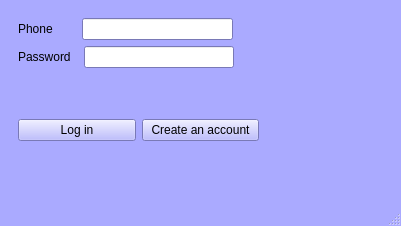
This is Form.ui in elsobhano/python_AP_fina as Qt 5 draws it before an edit. The edited form follows.
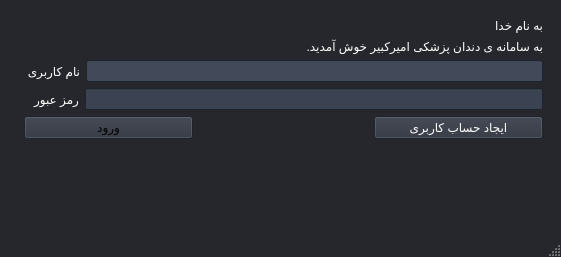
This is the edited form. The open tabs and pages were chosen to show the change.

Patch:
```diff
--- a/Form.ui
+++ b/Form.ui
@@ -6,79 +6,85 @@
    <rect>
     <x>0</x>
     <y>0</y>
-    <width>401</width>
-    <height>226</height>
+    <width>561</width>
+    <height>257</height>
    </rect>
   </property>
   <property name="sizePolicy">
-   <sizepolicy hsizetype="Expanding" vsizetype="Expanding">
+   <sizepolicy hsizetype="Minimum" vsizetype="Minimum">
     <horstretch>0</horstretch>
     <verstretch>0</verstretch>
    </sizepolicy>
   </property>
+  <property name="minimumSize">
+   <size>
+    <width>0</width>
+    <height>0</height>
+   </size>
+  </property>
   <property name="palette">
    <palette>
     <active>
      <colorrole role="WindowText">
       <brush brushstyle="SolidPattern">
        <color alpha="255">
-        <red>0</red>
-        <green>0</green>
-        <blue>0</blue>
+        <red>255</red>
+        <green>255</green>
+        <blue>255</blue>
        </color>
       </brush>
      </colorrole>
      <colorrole role="Button">
       <brush brushstyle="SolidPattern">
        <color alpha="255">
-        <red>170</red>
-        <green>170</green>
-        <blue>255</blue>
+        <red>37</red>
+        <green>39</green>
+        <blue>44</blue>
        </color>
       </brush>
      </colorrole>
      <colorrole role="Light">
       <brush brushstyle="SolidPattern">
        <color alpha="255">
-        <red>255</red>
-        <green>255</green>
-        <blue>255</blue>
+        <red>56</red>
+        <green>58</green>
+        <blue>66</blue>
        </color>
       </brush>
      </colorrole>
      <colorrole role="Midlight">
       <brush brushstyle="SolidPattern">
        <color alpha="255">
-        <red>212</red>
-        <green>212</green>
-        <blue>255</blue>
+        <red>46</red>
+        <green>48</green>
+        <blue>55</blue>
        </color>
       </brush>
      </colorrole>
      <colorrole role="Dark">
       <brush brushstyle="SolidPattern">
        <color alpha="255">
-        <red>85</red>
-        <green>85</green>
-        <blue>127</blue>
+        <red>19</red>
+        <green>19</green>
+        <blue>22</blue>
        </color>
       </brush>
      </colorrole>
      <colorrole role="Mid">
       <brush brushstyle="SolidPattern">
        <color alpha="255">
-        <red>113</red>
-        <green>113</green>
-        <blue>170</blue>
+        <red>25</red>
+        <green>26</green>
+        <blue>29</blue>
        </color>
       </brush>
      </colorrole>
      <colorrole role="Text">
       <brush brushstyle="SolidPattern">
        <color alpha="255">
-        <red>0</red>
-        <green>0</green>
-        <blue>0</blue>
+        <red>255</red>
+        <green>255</green>
+        <blue>255</blue>
        </color>
       </brush>
      </colorrole>
@@ -94,9 +100,9 @@
      <colorrole role="ButtonText">
       <brush brushstyle="SolidPattern">
        <color alpha="255">
-        <red>0</red>
-        <green>0</green>
-        <blue>0</blue>
+        <red>255</red>
+        <green>255</green>
+        <blue>255</blue>
        </color>
       </brush>
      </colorrole>
@@ -112,9 +118,9 @@
      <colorrole role="Window">
       <brush brushstyle="SolidPattern">
        <color alpha="255">
-        <red>170</red>
-        <green>170</green>
-        <blue>255</blue>
+        <red>37</red>
+        <green>39</green>
+        <blue>44</blue>
        </color>
       </brush>
      </colorrole>
@@ -127,12 +133,21 @@
        </color>
       </brush>
      </colorrole>
+     <colorrole role="HighlightedText">
+      <brush brushstyle="SolidPattern">
+       <color alpha="255">
+        <red>255</red>
+        <green>255</green>
+        <blue>255</blue>
+       </color>
+      </brush>
+     </colorrole>
      <colorrole role="AlternateBase">
       <brush brushstyle="SolidPattern">
        <color alpha="255">
-        <red>212</red>
-        <green>212</green>
-        <blue>255</blue>
+        <red>18</red>
+        <green>19</green>
+        <blue>22</blue>
        </color>
       </brush>
      </colorrole>
@@ -157,9 +172,9 @@
      <colorrole role="PlaceholderText">
       <brush brushstyle="SolidPattern">
        <color alpha="128">
-        <red>0</red>
-        <green>0</green>
-        <blue>0</blue>
+        <red>255</red>
+        <green>255</green>
+        <blue>255</blue>
        </color>
       </brush>
      </colorrole>
@@ -168,63 +183,63 @@
      <colorrole role="WindowText">
       <brush brushstyle="SolidPattern">
        <color alpha="255">
-        <red>0</red>
-        <green>0</green>
-        <blue>0</blue>
+        <red>255</red>
+        <green>255</green>
+        <blue>255</blue>
        </color>
       </brush>
      </colorrole>
      <colorrole role="Button">
       <brush brushstyle="SolidPattern">
        <color alpha="255">
-        <red>170</red>
-        <green>170</green>
-        <blue>255</blue>
+        <red>37</red>
+        <green>39</green>
+        <blue>44</blue>
        </color>
       </brush>
      </colorrole>
      <colorrole role="Light">
       <brush brushstyle="SolidPattern">
        <color alpha="255">
-        <red>255</red>
-        <green>255</green>
-        <blue>255</blue>
+        <red>56</red>
+        <green>58</green>
+        <blue>66</blue>
        </color>
       </brush>
      </colorrole>
      <colorrole role="Midlight">
       <brush brushstyle="SolidPattern">
        <color alpha="255">
-        <red>212</red>
-        <green>212</green>
-        <blue>255</blue>
+        <red>46</red>
+        <green>48</green>
+        <blue>55</blue>
        </color>
       </brush>
      </colorrole>
      <colorrole role="Dark">
       <brush brushstyle="SolidPattern">
        <color alpha="255">
-        <red>85</red>
-        <green>85</green>
-        <blue>127</blue>
+        <red>19</red>
+        <green>19</green>
+        <blue>22</blue>
        </color>
       </brush>
      </colorrole>
      <colorrole role="Mid">
       <brush brushstyle="SolidPattern">
        <color alpha="255">
-        <red>113</red>
-        <green>113</green>
-        <blue>170</blue>
+        <red>25</red>
+        <green>26</green>
+        <blue>29</blue>
        </color>
       </brush>
      </colorrole>
      <colorrole role="Text">
       <brush brushstyle="SolidPattern">
        <color alpha="255">
-        <red>0</red>
-        <green>0</green>
-        <blue>0</blue>
+        <red>255</red>
+        <green>255</green>
+        <blue>255</blue>
        </color>
       </brush>
      </colorrole>
@@ -240,9 +255,9 @@
      <colorrole role="ButtonText">
       <brush brushstyle="SolidPattern">
        <color alpha="255">
-        <red>0</red>
-        <green>0</green>
-        <blue>0</blue>
+        <red>255</red>
+        <green>255</green>
+        <blue>255</blue>
        </color>
       </brush>
      </colorrole>
@@ -258,9 +273,9 @@
      <colorrole role="Window">
       <brush brushstyle="SolidPattern">
        <color alpha="255">
-        <red>170</red>
-        <green>170</green>
-        <blue>255</blue>
+        <red>37</red>
+        <green>39</green>
+        <blue>44</blue>
        </color>
       </brush>
      </colorrole>
@@ -273,12 +288,21 @@
        </color>
       </brush>
      </colorrole>
+     <colorrole role="HighlightedText">
+      <brush brushstyle="SolidPattern">
+       <color alpha="255">
+        <red>255</red>
+        <green>255</green>
+        <blue>255</blue>
+       </color>
+      </brush>
+     </colorrole>
      <colorrole role="AlternateBase">
       <brush brushstyle="SolidPattern">
        <color alpha="255">
-        <red>212</red>
-        <green>212</green>
-        <blue>255</blue>
+        <red>18</red>
+        <green>19</green>
+        <blue>22</blue>
        </color>
       </brush>
      </colorrole>
@@ -303,9 +327,9 @@
      <colorrole role="PlaceholderText">
       <brush brushstyle="SolidPattern">
        <color alpha="128">
-        <red>0</red>
-        <green>0</green>
-        <blue>0</blue>
+        <red>255</red>
+        <green>255</green>
+        <blue>255</blue>
        </color>
       </brush>
      </colorrole>
@@ -314,63 +338,63 @@
      <colorrole role="WindowText">
       <brush brushstyle="SolidPattern">
        <color alpha="255">
-        <red>85</red>
-        <green>85</green>
-        <blue>127</blue>
+        <red>19</red>
+        <green>19</green>
+        <blue>22</blue>
        </color>
       </brush>
      </colorrole>
      <colorrole role="Button">
       <brush brushstyle="SolidPattern">
        <color alpha="255">
-        <red>220</red>
-        <green>225</green>
-        <blue>255</blue>
+        <red>37</red>
+        <green>39</green>
+        <blue>44</blue>
        </color>
       </brush>
      </colorrole>
      <colorrole role="Light">
       <brush brushstyle="SolidPattern">
        <color alpha="255">
-        <red>255</red>
-        <green>255</green>
-        <blue>255</blue>
+        <red>56</red>
+        <green>58</green>
+        <blue>66</blue>
        </color>
       </brush>
      </colorrole>
      <colorrole role="Midlight">
       <brush brushstyle="SolidPattern">
        <color alpha="255">
-        <red>212</red>
-        <green>212</green>
-        <blue>255</blue>
+        <red>46</red>
+        <green>48</green>
+        <blue>55</blue>
        </color>
       </brush>
      </colorrole>
      <colorrole role="Dark">
       <brush brushstyle="SolidPattern">
        <color alpha="255">
-        <red>85</red>
-        <green>85</green>
-        <blue>127</blue>
+        <red>19</red>
+        <green>19</green>
+        <blue>22</blue>
        </color>
       </brush>
      </colorrole>
      <colorrole role="Mid">
       <brush brushstyle="SolidPattern">
        <color alpha="255">
-        <red>113</red>
-        <green>113</green>
-        <blue>170</blue>
+        <red>25</red>
+        <green>26</green>
+        <blue>29</blue>
        </color>
       </brush>
      </colorrole>
      <colorrole role="Text">
       <brush brushstyle="SolidPattern">
        <color alpha="255">
-        <red>85</red>
-        <green>85</green>
-        <blue>127</blue>
+        <red>19</red>
+        <green>19</green>
+        <blue>22</blue>
        </color>
       </brush>
      </colorrole>
@@ -386,27 +410,27 @@
      <colorrole role="ButtonText">
       <brush brushstyle="SolidPattern">
        <color alpha="255">
-        <red>85</red>
-        <green>85</green>
-        <blue>127</blue>
+        <red>19</red>
+        <green>19</green>
+        <blue>22</blue>
        </color>
       </brush>
      </colorrole>
      <colorrole role="Base">
       <brush brushstyle="SolidPattern">
        <color alpha="255">
-        <red>170</red>
-        <green>170</green>
-        <blue>255</blue>
+        <red>37</red>
+        <green>39</green>
+        <blue>44</blue>
        </color>
       </brush>
      </colorrole>
      <colorrole role="Window">
       <brush brushstyle="SolidPattern">
        <color alpha="255">
-        <red>170</red>
-        <green>170</green>
-        <blue>255</blue>
+        <red>37</red>
+        <green>39</green>
+        <blue>44</blue>
        </color>
       </brush>
      </colorrole>
@@ -419,12 +443,21 @@
        </color>
       </brush>
      </colorrole>
+     <colorrole role="HighlightedText">
+      <brush brushstyle="SolidPattern">
+       <color alpha="255">
+        <red>255</red>
+        <green>255</green>
+        <blue>255</blue>
+       </color>
+      </brush>
+     </colorrole>
      <colorrole role="AlternateBase">
       <brush brushstyle="SolidPattern">
        <color alpha="255">
-        <red>170</red>
-        <green>170</green>
-        <blue>255</blue>
+        <red>37</red>
+        <green>39</green>
+        <blue>44</blue>
        </color>
       </brush>
      </colorrole>
@@ -449,9 +482,9 @@
      <colorrole role="PlaceholderText">
       <brush brushstyle="SolidPattern">
        <color alpha="128">
-        <red>0</red>
-        <green>0</green>
-        <blue>0</blue>
+        <red>255</red>
+        <green>255</green>
+        <blue>255</blue>
        </color>
       </brush>
      </colorrole>
@@ -465,6 +498,448 @@
    <layout class="QHBoxLayout" name="horizontalLayout_5">
     <item>
      <widget class="QStackedWidget" name="StackWidget">
+      <property name="palette">
+       <palette>
+        <active>
+         <colorrole role="WindowText">
+          <brush brushstyle="SolidPattern">
+           <color alpha="255">
+            <red>255</red>
+            <green>255</green>
+            <blue>255</blue>
+           </color>
+          </brush>
+         </colorrole>
+         <colorrole role="Button">
+          <brush brushstyle="SolidPattern">
+           <color alpha="255">
+            <red>44</red>
+            <green>49</green>
+            <blue>60</blue>
+           </color>
+          </brush>
+         </colorrole>
+         <colorrole role="Light">
+          <brush brushstyle="SolidPattern">
+           <color alpha="255">
+            <red>66</red>
+            <green>74</green>
+            <blue>90</blue>
+           </color>
+          </brush>
+         </colorrole>
+         <colorrole role="Midlight">
+          <brush brushstyle="SolidPattern">
+           <color alpha="255">
+            <red>55</red>
+            <green>61</green>
+            <blue>75</blue>
+           </color>
+          </brush>
+         </colorrole>
+         <colorrole role="Dark">
+          <brush brushstyle="SolidPattern">
+           <color alpha="255">
+            <red>22</red>
+            <green>24</green>
+            <blue>30</blue>
+           </color>
+          </brush>
+         </colorrole>
+         <colorrole role="Mid">
+          <brush brushstyle="SolidPattern">
+           <color alpha="255">
+            <red>29</red>
+            <green>33</green>
+            <blue>40</blue>
+           </color>
+          </brush>
+         </colorrole>
+         <colorrole role="Text">
+          <brush brushstyle="SolidPattern">
+           <color alpha="255">
+            <red>255</red>
+            <green>255</green>
+            <blue>255</blue>
+           </color>
+          </brush>
+         </colorrole>
+         <colorrole role="BrightText">
+          <brush brushstyle="SolidPattern">
+           <color alpha="255">
+            <red>255</red>
+            <green>255</green>
+            <blue>255</blue>
+           </color>
+          </brush>
+         </colorrole>
+         <colorrole role="ButtonText">
+          <brush brushstyle="SolidPattern">
+           <color alpha="255">
+            <red>255</red>
+            <green>255</green>
+            <blue>255</blue>
+           </color>
+          </brush>
+         </colorrole>
+         <colorrole role="Base">
+          <brush brushstyle="SolidPattern">
+           <color alpha="255">
+            <red>59</red>
+            <green>66</green>
+            <blue>81</blue>
+           </color>
+          </brush>
+         </colorrole>
+         <colorrole role="Window">
+          <brush brushstyle="SolidPattern">
+           <color alpha="255">
+            <red>44</red>
+            <green>49</green>
+            <blue>60</blue>
+           </color>
+          </brush>
+         </colorrole>
+         <colorrole role="Shadow">
+          <brush brushstyle="SolidPattern">
+           <color alpha="255">
+            <red>0</red>
+            <green>0</green>
+            <blue>0</blue>
+           </color>
+          </brush>
+         </colorrole>
+         <colorrole role="AlternateBase">
+          <brush brushstyle="SolidPattern">
+           <color alpha="255">
+            <red>22</red>
+            <green>24</green>
+            <blue>30</blue>
+           </color>
+          </brush>
+         </colorrole>
+         <colorrole role="ToolTipBase">
+          <brush brushstyle="SolidPattern">
+           <color alpha="255">
+            <red>255</red>
+            <green>255</green>
+            <blue>220</blue>
+           </color>
+          </brush>
+         </colorrole>
+         <colorrole role="ToolTipText">
+          <brush brushstyle="SolidPattern">
+           <color alpha="255">
+            <red>0</red>
+            <green>0</green>
+            <blue>0</blue>
+           </color>
+          </brush>
+         </colorrole>
+         <colorrole role="PlaceholderText">
+          <brush brushstyle="SolidPattern">
+           <color alpha="128">
+            <red>255</red>
+            <green>255</green>
+            <blue>255</blue>
+           </color>
+          </brush>
+         </colorrole>
+        </active>
+        <inactive>
+         <colorrole role="WindowText">
+          <brush brushstyle="SolidPattern">
+           <color alpha="255">
+            <red>255</red>
+            <green>255</green>
+            <blue>255</blue>
+           </color>
+          </brush>
+         </colorrole>
+         <colorrole role="Button">
+          <brush brushstyle="SolidPattern">
+           <color alpha="255">
+            <red>44</red>
+            <green>49</green>
+            <blue>60</blue>
+           </color>
+          </brush>
+         </colorrole>
+         <colorrole role="Light">
+          <brush brushstyle="SolidPattern">
+           <color alpha="255">
+            <red>66</red>
+            <green>74</green>
+            <blue>90</blue>
+           </color>
+          </brush>
+         </colorrole>
+         <colorrole role="Midlight">
+          <brush brushstyle="SolidPattern">
+           <color alpha="255">
+            <red>55</red>
+            <green>61</green>
+            <blue>75</blue>
+           </color>
+          </brush>
+         </colorrole>
+         <colorrole role="Dark">
+          <brush brushstyle="SolidPattern">
+           <color alpha="255">
+            <red>22</red>
+            <green>24</green>
+            <blue>30</blue>
+           </color>
+          </brush>
+         </colorrole>
+         <colorrole role="Mid">
+          <brush brushstyle="SolidPattern">
+           <color alpha="255">
+            <red>29</red>
+            <green>33</green>
+            <blue>40</blue>
+           </color>
+          </brush>
+         </colorrole>
+         <colorrole role="Text">
+          <brush brushstyle="SolidPattern">
+           <color alpha="255">
+            <red>255</red>
+            <green>255</green>
+            <blue>255</blue>
+           </color>
+          </brush>
+         </colorrole>
+         <colorrole role="BrightText">
+          <brush brushstyle="SolidPattern">
+           <color alpha="255">
+            <red>255</red>
+            <green>255</green>
+            <blue>255</blue>
+           </color>
+          </brush>
+         </colorrole>
+         <colorrole role="ButtonText">
+          <brush brushstyle="SolidPattern">
+           <color alpha="255">
+            <red>255</red>
+            <green>255</green>
+            <blue>255</blue>
+           </color>
+          </brush>
+         </colorrole>
+         <colorrole role="Base">
+          <brush brushstyle="SolidPattern">
+           <color alpha="255">
+            <red>59</red>
+            <green>66</green>
+            <blue>81</blue>
+           </color>
+          </brush>
+         </colorrole>
+         <colorrole role="Window">
+          <brush brushstyle="SolidPattern">
+           <color alpha="255">
+            <red>44</red>
+            <green>49</green>
+            <blue>60</blue>
+           </color>
+          </brush>
+         </colorrole>
+         <colorrole role="Shadow">
+          <brush brushstyle="SolidPattern">
+           <color alpha="255">
+            <red>0</red>
+            <green>0</green>
+            <blue>0</blue>
+           </color>
+          </brush>
+         </colorrole>
+         <colorrole role="AlternateBase">
+          <brush brushstyle="SolidPattern">
+           <color alpha="255">
+            <red>22</red>
+            <green>24</green>
+            <blue>30</blue>
+           </color>
+          </brush>
+         </colorrole>
+         <colorrole role="ToolTipBase">
+          <brush brushstyle="SolidPattern">
+           <color alpha="255">
+            <red>255</red>
+            <green>255</green>
+            <blue>220</blue>
+           </color>
+          </brush>
+         </colorrole>
+         <colorrole role="ToolTipText">
+          <brush brushstyle="SolidPattern">
+           <color alpha="255">
+            <red>0</red>
+            <green>0</green>
+            <blue>0</blue>
+           </color>
+          </brush>
+         </colorrole>
+         <colorrole role="PlaceholderText">
+          <brush brushstyle="SolidPattern">
+           <color alpha="128">
+            <red>255</red>
+            <green>255</green>
+            <blue>255</blue>
+           </color>
+          </brush>
+         </colorrole>
+        </inactive>
+        <disabled>
+         <colorrole role="WindowText">
+          <brush brushstyle="SolidPattern">
+           <color alpha="255">
+            <red>22</red>
+            <green>24</green>
+            <blue>30</blue>
+           </color>
+          </brush>
+         </colorrole>
+         <colorrole role="Button">
+          <brush brushstyle="SolidPattern">
+           <color alpha="255">
+            <red>44</red>
+            <green>49</green>
+            <blue>60</blue>
+           </color>
+          </brush>
+         </colorrole>
+         <colorrole role="Light">
+          <brush brushstyle="SolidPattern">
+           <color alpha="255">
+            <red>66</red>
+            <green>74</green>
+            <blue>90</blue>
+           </color>
+          </brush>
+         </colorrole>
+         <colorrole role="Midlight">
+          <brush brushstyle="SolidPattern">
+           <color alpha="255">
+            <red>55</red>
+            <green>61</green>
+            <blue>75</blue>
+           </color>
+          </brush>
+         </colorrole>
+         <colorrole role="Dark">
+          <brush brushstyle="SolidPattern">
+           <color alpha="255">
+            <red>22</red>
+            <green>24</green>
+            <blue>30</blue>
+           </color>
+          </brush>
+         </colorrole>
+         <colorrole role="Mid">
+          <brush brushstyle="SolidPattern">
+           <color alpha="255">
+            <red>29</red>
+            <green>33</green>
+            <blue>40</blue>
+           </color>
+          </brush>
+         </colorrole>
+         <colorrole role="Text">
+          <brush brushstyle="SolidPattern">
+           <color alpha="255">
+            <red>22</red>
+            <green>24</green>
+            <blue>30</blue>
+           </color>
+          </brush>
+         </colorrole>
+         <colorrole role="BrightText">
+          <brush brushstyle="SolidPattern">
+           <color alpha="255">
+            <red>255</red>
+            <green>255</green>
+            <blue>255</blue>
+           </color>
+          </brush>
+         </colorrole>
+         <colorrole role="ButtonText">
+          <brush brushstyle="SolidPattern">
+           <color alpha="255">
+            <red>22</red>
+            <green>24</green>
+            <blue>30</blue>
+           </color>
+          </brush>
+         </colorrole>
+         <colorrole role="Base">
+          <brush brushstyle="SolidPattern">
+           <color alpha="255">
+            <red>44</red>
+            <green>49</green>
+            <blue>60</blue>
+           </color>
+          </brush>
+         </colorrole>
+         <colorrole role="Window">
+          <brush brushstyle="SolidPattern">
+           <color alpha="255">
+            <red>44</red>
+            <green>49</green>
+            <blue>60</blue>
+           </color>
+          </brush>
+         </colorrole>
+         <colorrole role="Shadow">
+          <brush brushstyle="SolidPattern">
+           <color alpha="255">
+            <red>0</red>
+            <green>0</green>
+            <blue>0</blue>
+           </color>
+          </brush>
+         </colorrole>
+         <colorrole role="AlternateBase">
+          <brush brushstyle="SolidPattern">
+           <color alpha="255">
+            <red>44</red>
+            <green>49</green>
+            <blue>60</blue>
+           </color>
+          </brush>
+         </colorrole>
+         <colorrole role="ToolTipBase">
+          <brush brushstyle="SolidPattern">
+           <color alpha="255">
+            <red>255</red>
+            <green>255</green>
+            <blue>220</blue>
+           </color>
+          </brush>
+         </colorrole>
+         <colorrole role="ToolTipText">
+          <brush brushstyle="SolidPattern">
+           <color alpha="255">
+            <red>0</red>
+            <green>0</green>
+            <blue>0</blue>
+           </color>
+          </brush>
+         </colorrole>
+         <colorrole role="PlaceholderText">
+          <brush brushstyle="SolidPattern">
+           <color alpha="128">
+            <red>255</red>
+            <green>255</green>
+            <blue>255</blue>
+           </color>
+          </brush>
+         </colorrole>
+        </disabled>
+       </palette>
+      </property>
       <property name="currentIndex">
        <number>1</number>
       </property>
@@ -636,122 +1111,156 @@
        </layout>
       </widget>
       <widget class="QWidget" name="page_2">
-       <layout class="QVBoxLayout" name="verticalLayout_3">
-        <item>
-         <layout class="QHBoxLayout" name="horizontalLayout_8">
+       <layout class="QFormLayout" name="formLayout">
+        <item row="2" column="1">
+         <layout class="QVBoxLayout" name="verticalLayout_4">
           <item>
-           <widget class="QLabel" name="label_7">
-            <property name="text">
-             <string>Phone       </string>
-            </property>
-           </widget>
+           <layout class="QVBoxLayout" name="verticalLayout_3">
+            <item>
+             <layout class="QHBoxLayout" name="horizontalLayout_6">
+              <item>
+               <widget class="QLabel" name="label_7">
+                <property name="text">
+                 <string>نام کاربری </string>
+                </property>
+               </widget>
+              </item>
+              <item>
+               <widget class="QLineEdit" name="PhoneEdit_2">
+                <property name="palette">
+                 <palette>
+                  <active>
+                   <colorrole role="Base">
+                    <brush brushstyle="SolidPattern">
+                     <color alpha="255">
+                      <red>66</red>
+                      <green>74</green>
+                      <blue>90</blue>
+                     </color>
+                    </brush>
+                   </colorrole>
+                  </active>
+                  <inactive>
+                   <colorrole role="Base">
+                    <brush brushstyle="SolidPattern">
+                     <color alpha="255">
+                      <red>66</red>
+                      <green>74</green>
+                      <blue>90</blue>
+                     </color>
+                    </brush>
+                   </colorrole>
+                  </inactive>
+                  <disabled>
+                   <colorrole role="Base">
+                    <brush brushstyle="SolidPattern">
+                     <color alpha="255">
+                      <red>44</red>
+                      <green>49</green>
+                      <blue>60</blue>
+                     </color>
+                    </brush>
+                   </colorrole>
+                  </disabled>
+                 </palette>
+                </property>
+               </widget>
+              </item>
+             </layout>
+            </item>
+            <item>
+             <layout class="QHBoxLayout" name="horizontalLayout_8">
+              <item>
+               <widget class="QLabel" name="label_8">
+                <property name="text">
+                 <string>رمز عبور   </string>
+                </property>
+               </widget>
+              </item>
+              <item>
+               <widget class="QLineEdit" name="PassEdit_2"/>
+              </item>
+             </layout>
+            </item>
+           </layout>
           </item>
           <item>
-           <widget class="QLineEdit" name="PhoneEdit_2"/>
+           <layout class="QHBoxLayout" name="horizontalLayout_9">
+            <item>
+             <widget class="QPushButton" name="EntButton_2">
+              <property name="palette">
+               <palette>
+                <active>
+                 <colorrole role="ButtonText">
+                  <brush brushstyle="SolidPattern">
+                   <color alpha="255">
+                    <red>255</red>
+                    <green>255</green>
+                    <blue>255</blue>
+                   </color>
+                  </brush>
+                 </colorrole>
+                </active>
+                <inactive>
+                 <colorrole role="ButtonText">
+                  <brush brushstyle="SolidPattern">
+                   <color alpha="255">
+                    <red>0</red>
+                    <green>0</green>
+                    <blue>0</blue>
+                   </color>
+                  </brush>
+                 </colorrole>
+                </inactive>
+                <disabled>
+                 <colorrole role="ButtonText">
+                  <brush brushstyle="SolidPattern">
+                   <color alpha="255">
+                    <red>124</red>
+                    <green>124</green>
+                    <blue>124</blue>
+                   </color>
+                  </brush>
+                 </colorrole>
+                </disabled>
+               </palette>
+              </property>
+              <property name="text">
+               <string>ورود</string>
+              </property>
+             </widget>
+            </item>
+            <item>
+             <widget class="QLabel" name="LoadingLabel">
+              <property name="text">
+               <string/>
+              </property>
+             </widget>
+            </item>
+            <item>
+             <widget class="QPushButton" name="SignUpButton">
+              <property name="text">
+               <string>ایجاد حساب کاربری</string>
+              </property>
+             </widget>
+            </item>
+           </layout>
           </item>
-          <item>
-           <spacer name="horizontalSpacer_7">
-            <property name="orientation">
-             <enum>Qt::Horizontal</enum>
-            </property>
-            <property name="sizeHint" stdset="0">
-             <size>
-              <width>40</width>
-              <height>20</height>
-             </size>
-            </property>
-           </spacer>
-          </item>
          </layout>
         </item>
-        <item>
-         <layout class="QHBoxLayout" name="horizontalLayout_9">
-          <item>
-           <widget class="QLabel" name="label_8">
-            <property name="text">
-             <string>Password  </string>
-            </property>
-           </widget>
-          </item>
-          <item>
-           <widget class="QLineEdit" name="PassEdit_2"/>
-          </item>
-          <item>
-           <spacer name="horizontalSpacer_8">
-            <property name="orientation">
-             <enum>Qt::Horizontal</enum>
-            </property>
-            <property name="sizeHint" stdset="0">
-             <size>
-              <width>40</width>
-              <height>20</height>
-             </size>
-            </property>
-           </spacer>
-          </item>
-         </layout>
+        <item row="1" column="1">
+         <widget class="QLabel" name="label_6">
+          <property name="text">
+           <string>به سامانه ی دندان پزشکی امیرکبیر خوش آمدید.</string>
+          </property>
+         </widget>
         </item>
-        <item>
-         <layout class="QHBoxLayout" name="horizontalLayout_6">
-          <item>
-           <widget class="QPushButton" name="EntButton_2">
-            <property name="palette">
-             <palette>
-              <active>
-               <colorrole role="ButtonText">
-                <brush brushstyle="SolidPattern">
-                 <color alpha="255">
-                  <red>0</red>
-                  <green>0</green>
-                  <blue>0</blue>
-                 </color>
-                </brush>
-               </colorrole>
-              </active>
-              <inactive>
-               <colorrole role="ButtonText">
-                <brush brushstyle="SolidPattern">
-                 <color alpha="255">
-                  <red>0</red>
-                  <green>0</green>
-                  <blue>0</blue>
-                 </color>
-                </brush>
-               </colorrole>
-              </inactive>
-              <disabled>
-               <colorrole role="ButtonText">
-                <brush brushstyle="SolidPattern">
-                 <color alpha="255">
-                  <red>0</red>
-                  <green>0</green>
-                  <blue>0</blue>
-                 </color>
-                </brush>
-               </colorrole>
-              </disabled>
-             </palette>
-            </property>
-            <property name="text">
-             <string>Log in</string>
-            </property>
-           </widget>
-          </item>
-          <item>
-           <widget class="QPushButton" name="SignUpButton">
-            <property name="text">
-             <string>Create an account</string>
-            </property>
-           </widget>
-          </item>
-          <item>
-           <widget class="QLabel" name="LoadingLabel">
-            <property name="text">
-             <string/>
-            </property>
-           </widget>
-          </item>
-         </layout>
+        <item row="0" column="1">
+         <widget class="QLabel" name="label_9">
+          <property name="text">
+           <string>به نام خدا</string>
+          </property>
+         </widget>
         </item>
        </layout>
       </widget>
```
Left out of the diff: 133 changed lines with no effect on the pictures.
